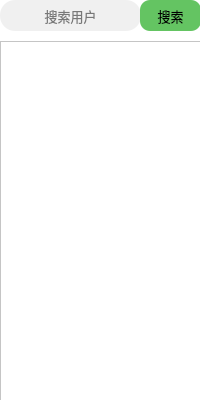
The window that client/litechat_finduser.ui (joshmiao/LiteChat) describes before a commit, drawn with Qt 5.
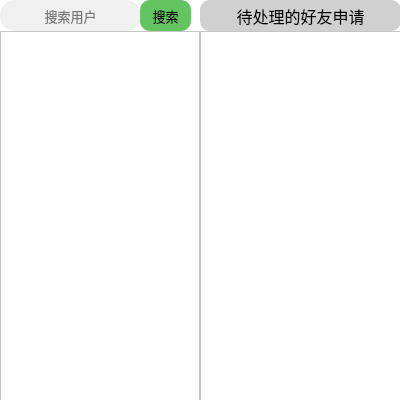
The same window after the commit.

Diff of the .ui file:
```diff
--- a/client/litechat_finduser.ui
+++ b/client/litechat_finduser.ui
@@ -6,7 +6,7 @@
    <rect>
     <x>0</x>
     <y>0</y>
-    <width>200</width>
+    <width>400</width>
     <height>400</height>
    </rect>
   </property>
@@ -49,7 +49,7 @@
     <rect>
      <x>140</x>
      <y>0</y>
-     <width>61</width>
+     <width>51</width>
      <height>31</height>
     </rect>
    </property>
@@ -71,12 +71,47 @@
    <property name="geometry">
     <rect>
      <x>0</x>
-     <y>41</y>
+     <y>31</y>
+     <width>200</width>
+     <height>371</height>
+    </rect>
+   </property>
+  </widget>
+  <widget class="QListWidget" name="listWidget_2">
+   <property name="geometry">
+    <rect>
+     <x>200</x>
+     <y>31</y>
      <width>201</width>
-     <height>361</height>
+     <height>371</height>
     </rect>
    </property>
   </widget>
+  <widget class="QLabel" name="label">
+   <property name="geometry">
+    <rect>
+     <x>200</x>
+     <y>0</y>
+     <width>201</width>
+     <height>31</height>
+    </rect>
+   </property>
+   <property name="font">
+    <font>
+     <pointsize>12</pointsize>
+    </font>
+   </property>
+   <property name="styleSheet">
+    <string notr="true">background-color:rgb(208, 208, 208);
+border-radius:10px;</string>
+   </property>
+   <property name="text">
+    <string>待处理的好友申请</string>
+   </property>
+   <property name="alignment">
+    <set>Qt::AlignCenter</set>
+   </property>
+  </widget>
  </widget>
  <resources/>
  <connections/>
```
